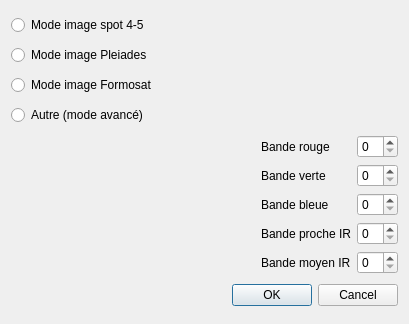
CS-SI/TerreImage, file ui_bands.ui: the form before one commit.
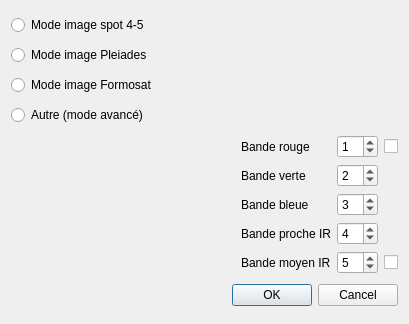
The form after the commit.

Commit message: interface pour le choix de l'ordre des bandes

What changed in the file:
```diff
--- a/ui_bands.ui
+++ b/ui_bands.ui
@@ -66,10 +66,18 @@
       </widget>
      </item>
      <item row="4" column="2">
-      <widget class="QSpinBox" name="spinBox_mir"/>
+      <widget class="QSpinBox" name="spinBox_mir">
+       <property name="value">
+        <number>5</number>
+       </property>
+      </widget>
      </item>
      <item row="0" column="2">
-      <widget class="QSpinBox" name="spinBox_red"/>
+      <widget class="QSpinBox" name="spinBox_red">
+       <property name="value">
+        <number>1</number>
+       </property>
+      </widget>
      </item>
      <item row="1" column="1">
       <widget class="QLabel" name="label_2">
@@ -79,10 +87,18 @@
       </widget>
      </item>
      <item row="2" column="2">
-      <widget class="QSpinBox" name="spinBox_blue"/>
+      <widget class="QSpinBox" name="spinBox_blue">
+       <property name="value">
+        <number>3</number>
+       </property>
+      </widget>
      </item>
      <item row="1" column="2">
-      <widget class="QSpinBox" name="spinBox_green"/>
+      <widget class="QSpinBox" name="spinBox_green">
+       <property name="value">
+        <number>2</number>
+       </property>
+      </widget>
      </item>
      <item row="2" column="1">
       <widget class="QLabel" name="label_3">
@@ -92,7 +108,11 @@
       </widget>
      </item>
      <item row="3" column="2">
-      <widget class="QSpinBox" name="spinBox_pir"/>
+      <widget class="QSpinBox" name="spinBox_pir">
+       <property name="value">
+        <number>4</number>
+       </property>
+      </widget>
      </item>
      <item row="1" column="0">
       <spacer name="horizontalSpacer">
@@ -107,6 +127,20 @@
        </property>
       </spacer>
      </item>
+     <item row="0" column="3">
+      <widget class="QCheckBox" name="checkBox_red">
+       <property name="text">
+        <string/>
+       </property>
+      </widget>
+     </item>
+     <item row="4" column="3">
+      <widget class="QCheckBox" name="checkBox_mir">
+       <property name="text">
+        <string/>
+       </property>
+      </widget>
+     </item>
     </layout>
    </item>
    <item>
```
Left out of the diff: 6 changed lines with no effect on the pictures. The commit also changes 1 other file.
